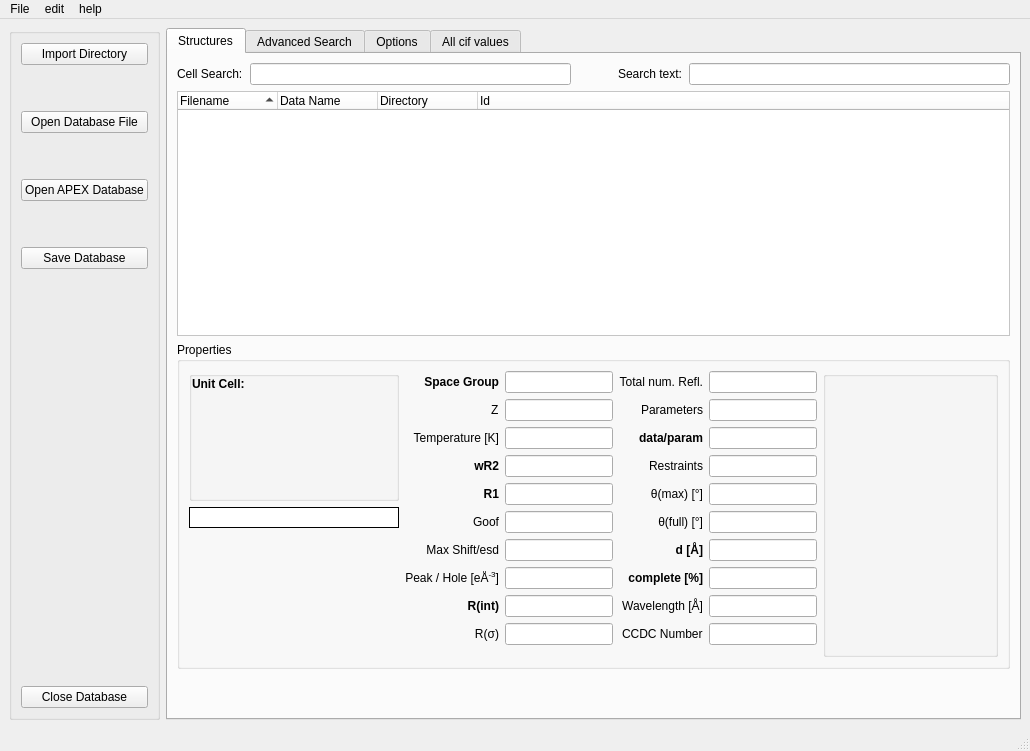
Old version of the form stdb_main.ui in the repository dkratzert/StructureFinder.
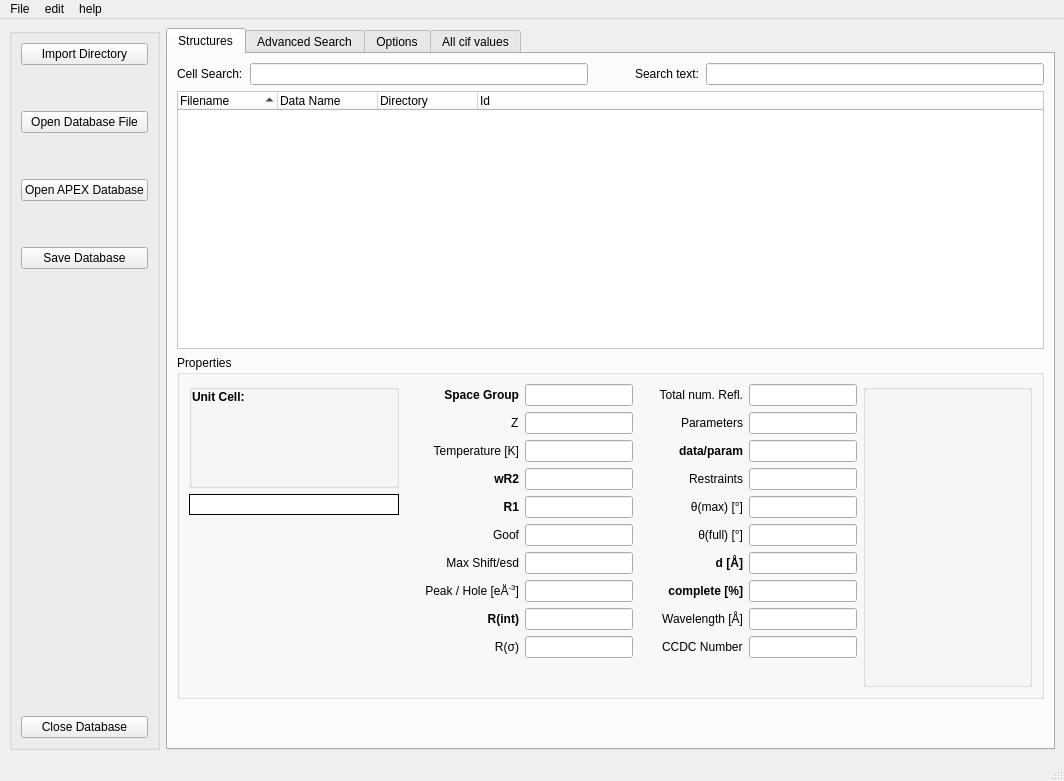
New version of the form.

```diff
--- a/stdb_main.ui
+++ b/stdb_main.ui
@@ -7,8 +7,8 @@
    <rect>
     <x>0</x>
     <y>0</y>
-    <width>1030</width>
-    <height>751</height>
+    <width>1064</width>
+    <height>781</height>
    </rect>
   </property>
   <property name="windowTitle">
@@ -338,7 +338,7 @@
                   <string/>
                  </property>
                  <property name="flat">
-                  <bool>true</bool>
+                  <bool>false</bool>
                  </property>
                  <layout class="QGridLayout" name="gridLayout_5">
                   <property name="leftMargin">
@@ -359,7 +359,7 @@
                   <item row="1" column="1">
                    <widget class="QLabel" name="cellField">
                     <property name="sizePolicy">
-                     <sizepolicy hsizetype="Expanding" vsizetype="Expanding">
+                     <sizepolicy hsizetype="Expanding" vsizetype="Preferred">
                       <horstretch>0</horstretch>
                       <verstretch>0</verstretch>
                      </sizepolicy>
@@ -376,6 +376,12 @@
                     <property name="styleSheet">
                      <string notr="true">border-color: rgb(53, 53, 53);</string>
                     </property>
+                    <property name="frameShape">
+                     <enum>QFrame::NoFrame</enum>
+                    </property>
+                    <property name="frameShadow">
+                     <enum>QFrame::Plain</enum>
+                    </property>
                     <property name="text">
                      <string/>
                     </property>
@@ -448,6 +454,19 @@
                  </property>
                 </widget>
                </item>
+               <item>
+                <spacer name="verticalSpacer_5">
+                 <property name="orientation">
+                  <enum>Qt::Vertical</enum>
+                 </property>
+                 <property name="sizeHint" stdset="0">
+                  <size>
+                   <width>20</width>
+                   <height>40</height>
+                  </size>
+                 </property>
+                </spacer>
+               </item>
                <item>
                 <spacer name="verticalSpacer_6">
                  <property name="orientation">
@@ -463,6 +482,22 @@
                </item>
               </layout>
              </item>
+             <item>
+              <spacer name="horizontalSpacer_2">
+               <property name="orientation">
+                <enum>Qt::Horizontal</enum>
+               </property>
+               <property name="sizeType">
+                <enum>QSizePolicy::Preferred</enum>
+               </property>
+               <property name="sizeHint" stdset="0">
+                <size>
+                 <width>20</width>
+                 <height>20</height>
+                </size>
+               </property>
+              </spacer>
+             </item>
              <item>
               <layout class="QFormLayout" name="formLayout_3">
                <property name="sizeConstraint">
@@ -666,6 +701,22 @@
                </item>
               </layout>
              </item>
+             <item>
+              <spacer name="horizontalSpacer">
+               <property name="orientation">
+                <enum>Qt::Horizontal</enum>
+               </property>
+               <property name="sizeType">
+                <enum>QSizePolicy::Preferred</enum>
+               </property>
+               <property name="sizeHint" stdset="0">
+                <size>
+                 <width>20</width>
+                 <height>20</height>
+                </size>
+               </property>
+              </spacer>
+             </item>
              <item>
               <layout class="QFormLayout" name="formLayout">
                <property name="labelAlignment">
@@ -861,7 +912,7 @@
              <item>
               <widget class="QGroupBox" name="openglview">
                <property name="sizePolicy">
-                <sizepolicy hsizetype="Expanding" vsizetype="Preferred">
+                <sizepolicy hsizetype="Expanding" vsizetype="Minimum">
                  <horstretch>0</horstretch>
                  <verstretch>0</verstretch>
                 </sizepolicy>
@@ -875,7 +926,17 @@
                <property name="checkable">
                 <bool>false</bool>
                </property>
-               <layout class="QVBoxLayout" name="ogllayout"/>
+               <layout class="QVBoxLayout" name="ogllayout">
+                <property name="spacing">
+                 <number>0</number>
+                </property>
+                <property name="rightMargin">
+                 <number>0</number>
+                </property>
+                <property name="bottomMargin">
+                 <number>0</number>
+                </property>
+               </layout>
               </widget>
              </item>
             </layout>
@@ -962,7 +1023,7 @@
     <rect>
      <x>0</x>
      <y>0</y>
-     <width>1030</width>
+     <width>1064</width>
      <height>21</height>
     </rect>
    </property>
```
Left out of the diff: 6 changed lines with no effect on the pictures.
